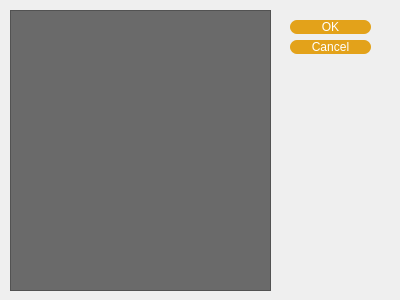
Old version of the form src/imagelist.ui in the repository Dokany/Steganogram.
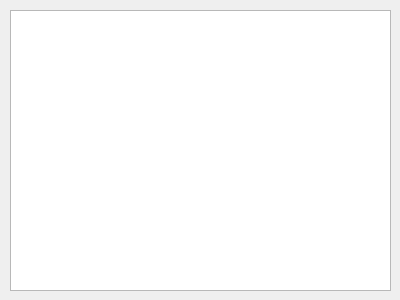
New version of the form. Icons and pictures are not drawn.

Diff of the .ui file:
```diff
--- a/src/imagelist.ui
+++ b/src/imagelist.ui
@@ -14,148 +14,1280 @@
    <string>Dialog</string>
   </property>
   <property name="styleSheet">
-   <string notr="true">QMainWindow{
-background-color:#253147;
+   <string notr="true">/*
+ * The MIT License (MIT)
+ *
+ * Copyright (c) &lt;2013-2014&gt; &lt;Colin Duquesnoy&gt;
+ *
+ * Permission is hereby granted, free of charge, to any person obtaining a copy
+ * of this software and associated documentation files (the &quot;Software&quot;), to deal
+ * in the Software without restriction, including without limitation the rights
+ * to use, copy, modify, merge, publish, distribute, sublicense, and/or sell
+ * copies of the Software, and to permit persons to whom the Software is
+ * furnished to do so, subject to the following conditions:
+
+ * The above copyright notice and this permission notice shall be included in
+ * all copies or substantial portions of the Software.
+
+ * THE SOFTWARE IS PROVIDED &quot;AS IS&quot;, WITHOUT WARRANTY OF ANY KIND, EXPRESS OR
+ * IMPLIED, INCLUDING BUT NOT LIMITED TO THE WARRANTIES OF MERCHANTABILITY,
+ * FITNESS FOR A PARTICULAR PURPOSE AND NONINFRINGEMENT. IN NO EVENT SHALL THE
+ * AUTHORS OR COPYRIGHT HOLDERS BE LIABLE FOR ANY CLAIM, DAMAGES OR OTHER
+ * LIABILITY, WHETHER IN AN ACTION OF CONTRACT, TORT OR OTHERWISE, ARISING FROM,
+ * OUT OF OR IN CONNECTION WITH THE SOFTWARE OR THE USE OR OTHER DEALINGS IN
+ * THE SOFTWARE.
+ */
+QToolTip
+{
+    border: 1px solid #76797C;
+    background-color: rgb(90, 102, 117);;
+    color: white;
+    padding: 5px;
+    opacity: 200;
 }
 
-QMenuBar{
-background-color:#1d1d1d;
-padding:5px;
-	font: 12pt &quot;MS Shell Dlg 2&quot;;
+QWidget
+{
+    color: #eff0f1;
+    background-color: #31363b;
+    selection-background-color:#3daee9;
+    selection-color: #eff0f1;
+    background-clip: border;
+    border-image: none;
+    border: 0px transparent black;
+    outline: 0;
 }
 
-QMenuBar::item{
-background-color:#1d1d1d;
-color:#fff;
-padding:5px;
+QWidget:item:hover
+{
+    background-color: #18465d;
+    color: #eff0f1;
+}
 
+QWidget:item:selected
+{
+    background-color: #18465d;
 }
 
-QMenu{
-color:#fff;
-padding:0;
+QCheckBox
+{
+    spacing: 5px;
+    outline: none;
+    color: #eff0f1;
+    margin-bottom: 2px;
 }
 
-QMenu::item:selected{
-color:#fff;
-background-color:#00aba9;
+QCheckBox:disabled
+{
+    color: #76797C;
+}
+
+QCheckBox::indicator,
+QGroupBox::indicator
+{
+    width: 18px;
+    height: 18px;
+}
+QGroupBox::indicator
+{
+    margin-left: 2px;
+}
+
+QCheckBox::indicator:unchecked
+{
+    image: url(:/qss_icons/rc/checkbox_unchecked.png);
+}
+
+QCheckBox::indicator:unchecked:hover,
+QCheckBox::indicator:unchecked:focus,
+QCheckBox::indicator:unchecked:pressed,
+QGroupBox::indicator:unchecked:hover,
+QGroupBox::indicator:unchecked:focus,
+QGroupBox::indicator:unchecked:pressed
+{
+  border: none;
+    image: url(:/qss_icons/rc/checkbox_unchecked_focus.png);
+}
+
+QCheckBox::indicator:checked
+{
+    image: url(:/qss_icons/rc/checkbox_checked.png);
+}
+
+QCheckBox::indicator:checked:hover,
+QCheckBox::indicator:checked:focus,
+QCheckBox::indicator:checked:pressed,
+QGroupBox::indicator:checked:hover,
+QGroupBox::indicator:checked:focus,
+QGroupBox::indicator:checked:pressed
+{
+  border: none;
+    image: url(:/qss_icons/rc/checkbox_checked_focus.png);
+}
+
+
+QCheckBox::indicator:indeterminate
+{
+    image: url(:/qss_icons/rc/checkbox_indeterminate.png);
+}
+
+QCheckBox::indicator:indeterminate:focus,
+QCheckBox::indicator:indeterminate:hover,
+QCheckBox::indicator:indeterminate:pressed
+{
+    image: url(:/qss_icons/rc/checkbox_indeterminate_focus.png);
+}
+
+QCheckBox::indicator:checked:disabled,
+QGroupBox::indicator:checked:disabled
+{
+    image: url(:/qss_icons/rc/checkbox_checked_disabled.png);
+}
+
+QCheckBox::indicator:unchecked:disabled,
+QGroupBox::indicator:unchecked:disabled
+{
+    image: url(:/qss_icons/rc/checkbox_unchecked_disabled.png);
+}
+
+QRadioButton
+{
+    spacing: 5px;
+    outline: none;
+    color: #eff0f1;
+    margin-bottom: 2px;
+}
+
+QRadioButton:disabled
+{
+    color: #76797C;
+}
+QRadioButton::indicator
+{
+    width: 21px;
+    height: 21px;
+}
+
+QRadioButton::indicator:unchecked
+{
+    image: url(:/qss_icons/rc/radio_unchecked.png);
+}
+
+
+QRadioButton::indicator:unchecked:hover,
+QRadioButton::indicator:unchecked:focus,
+QRadioButton::indicator:unchecked:pressed
+{
+    border: none;
+    outline: none;
+    image: url(:/qss_icons/rc/radio_unchecked_focus.png);
+}
+
+QRadioButton::indicator:checked
+{
+    border: none;
+    outline: none;
+    image: url(:/qss_icons/rc/radio_checked.png);
+}
+
+QRadioButton::indicator:checked:hover,
+QRadioButton::indicator:checked:focus,
+QRadioButton::indicator:checked:pressed
+{
+    border: none;
+    outline: none;
+    image: url(:/qss_icons/rc/radio_checked_focus.png);
+}
+
+QRadioButton::indicator:checked:disabled
+{
+    outline: none;
+    image: url(:/qss_icons/rc/radio_checked_disabled.png);
+}
+
+QRadioButton::indicator:unchecked:disabled
+{
+    image: url(:/qss_icons/rc/radio_unchecked_disabled.png);
+}
+
+
+QMenuBar
+{
+    background-color: #31363b;
+    color: #eff0f1;
+}
+
+QMenuBar::item
+{
+    background: transparent;
+}
+
+QMenuBar::item:selected
+{
+    background: transparent;
+    border: 1px solid #76797C;
+}
+
+QMenuBar::item:pressed
+{
+    border: 1px solid #76797C;
+    background-color: #3daee9;
+    color: #eff0f1;
+    margin-bottom:-1px;
+    padding-bottom:1px;
+}
+
+QMenu
+{
+    border: 1px solid #76797C;
+    color: #eff0f1;
+    margin: 2px;
+}
+
+QMenu::icon
+{
+    margin: 5px;
+}
+
+QMenu::item
+{
+    padding: 5px 30px 5px 30px;
+    border: 1px solid transparent; /* reserve space for selection border */
+}
+
+QMenu::item:selected
+{
+    color: #eff0f1;
+}
+
+QMenu::separator {
+    height: 2px;
+    background: lightblue;
+    margin-left: 10px;
+    margin-right: 5px;
+}
+
+QMenu::indicator {
+    width: 18px;
+    height: 18px;
+}
+
+/* non-exclusive indicator = check box style indicator
+   (see QActionGroup::setExclusive) */
+QMenu::indicator:non-exclusive:unchecked {
+    image: url(:/qss_icons/rc/checkbox_unchecked.png);
+}
+
+QMenu::indicator:non-exclusive:unchecked:selected {
+    image: url(:/qss_icons/rc/checkbox_unchecked_disabled.png);
+}
+
+QMenu::indicator:non-exclusive:checked {
+    image: url(:/qss_icons/rc/checkbox_checked.png);
+}
+
+QMenu::indicator:non-exclusive:checked:selected {
+    image: url(:/qss_icons/rc/checkbox_checked_disabled.png);
+}
+
+/* exclusive indicator = radio button style indicator (see QActionGroup::setExclusive) */
+QMenu::indicator:exclusive:unchecked {
+    image: url(:/qss_icons/rc/radio_unchecked.png);
+}
+
+QMenu::indicator:exclusive:unchecked:selected {
+    image: url(:/qss_icons/rc/radio_unchecked_disabled.png);
+}
+
+QMenu::indicator:exclusive:checked {
+    image: url(:/qss_icons/rc/radio_checked.png);
+}
+
+QMenu::indicator:exclusive:checked:selected {
+    image: url(:/qss_icons/rc/radio_checked_disabled.png);
+}
+
+QMenu::right-arrow {
+    margin: 5px;
+    image: url(:/qss_icons/rc/right_arrow.png)
+}
+
+
+QWidget:disabled
+{
+    color: #454545;
+    background-color: #31363b;
+}
+
+QAbstractItemView
+{
+    alternate-background-color: #31363b;
+    color: #eff0f1;
+    border: 1px solid 3A3939;
+    border-radius: 2px;
+}
+
+QWidget:focus, QMenuBar:focus
+{
+    border: 1px solid #3daee9;
+}
+
+QTabWidget:focus, QCheckBox:focus, QRadioButton:focus, QSlider:focus
+{
+    border: none;
+}
+
+QLineEdit
+{
+    background-color: #232629;
+    padding: 5px;
+    border-style: solid;
+    border: 1px solid #76797C;
+    border-radius: 2px;
+    color: #eff0f1;
+}
+
+QAbstractItemView QLineEdit
+{
+    padding: 0;
 }
 
 QGroupBox {
-    background-color: #253147;
+    border:1px solid #76797C;
+    border-radius: 2px;
+    margin-top: 20px;
 }
 
-QTableWidget{
-background-color:#3d3d3d;
-color:#fff;
-  selection-background-color: #da532c;
-border:solid;
-border-width:3px;
-border-color:#da532c;
+QGroupBox::title {
+    subcontrol-origin: margin;
+    subcontrol-position: top center;
+    padding-left: 10px;
+    padding-right: 10px;
+    padding-top: 10px;
 }
-QHeaderView::section{
-background-color:qlineargradient(spread:pad, x1:0, y1:0, x2:1, y2:0, stop:0 rgba(20, 158, 217, 255), stop:1 rgba(36, 158, 217, 255));
-border:none;
-border-top-style:solid;
-border-width:1px;
-border-top-color:qlineargradient(spread:pad, x1:0, y1:0, x2:1, y2:0, stop:0 rgba(20, 158, 217, 255), stop:1 rgba(36, 158, 217, 255));
-color:#fff;
 
+QAbstractScrollArea
+{
+    border-radius: 2px;
+    border: 1px solid #76797C;
+    background-color: transparent;
 }
-QHeaderView{
-background-color:qlineargradient(spread:pad, x1:0, y1:0, x2:1, y2:0, stop:0 rgba(20, 158, 217, 255), stop:1 rgba(36, 158, 217, 255));
 
-border:none;
-border-top-style:solid;
-border-width:1px;
-border-top-color:#149ED9;
-color:#fff;
-	font: 75 12pt &quot;Calibri&quot;;
+QScrollBar:horizontal
+{
+    height: 15px;
+    margin: 3px 15px 3px 15px;
+    border: 1px transparent #2A2929;
+    border-radius: 4px;
+    background-color: #2A2929;
 }
 
-QTableCornerButton::section{
-border:none;
-background-color:#149ED9;
+QScrollBar::handle:horizontal
+{
+    background-color: #605F5F;
+    min-width: 5px;
+    border-radius: 4px;
 }
 
-QListWidget{
-background-color:#6A6A6A;
-color:#fff;
+QScrollBar::add-line:horizontal
+{
+    margin: 0px 3px 0px 3px;
+    border-image: url(:/qss_icons/rc/right_arrow_disabled.png);
+    width: 10px;
+    height: 10px;
+    subcontrol-position: right;
+    subcontrol-origin: margin;
 }
 
-QMenu{
-background-color:#253147;
+QScrollBar::sub-line:horizontal
+{
+    margin: 0px 3px 0px 3px;
+    border-image: url(:/qss_icons/rc/left_arrow_disabled.png);
+    height: 10px;
+    width: 10px;
+    subcontrol-position: left;
+    subcontrol-origin: margin;
 }
-QStatusBar{
-background-color:#253147;
-color:#fff;
+
+QScrollBar::add-line:horizontal:hover,QScrollBar::add-line:horizontal:on
+{
+    border-image: url(:/qss_icons/rc/right_arrow.png);
+    height: 10px;
+    width: 10px;
+    subcontrol-position: right;
+    subcontrol-origin: margin;
 }
 
-QPushButton{
-border-style:solid;
 
-background-color:#e3a21a;
-color:#fff;
-border-radius:7px;
+QScrollBar::sub-line:horizontal:hover, QScrollBar::sub-line:horizontal:on
+{
+    border-image: url(:/qss_icons/rc/left_arrow.png);
+    height: 10px;
+    width: 10px;
+    subcontrol-position: left;
+    subcontrol-origin: margin;
 }
-QPushButton:hover{
-color:#ccc;
-	background-color: qlineargradient(spread:pad, x1:0.517, y1:0, x2:0.517, y2:1, stop:0 rgba(45, 45, 45, 255), stop:0.505682 rgba(45, 45, 45, 255), stop:1 rgba(29, 29, 29, 255));
-	border-color:#2d89ef;
-border-width:2px;
+
+QScrollBar::up-arrow:horizontal, QScrollBar::down-arrow:horizontal
+{
+    background: none;
 }
 
-QPushButton:pressed{
-background-color: qlineargradient(spread:pad, x1:0.517, y1:0, x2:0.517, y2:1, stop:0 rgba(29, 29, 29, 255), stop:0.505682 rgba(45, 45, 45, 255), stop:1 rgba(29, 29, 29, 255));
+
+QScrollBar::add-page:horizontal, QScrollBar::sub-page:horizontal
+{
+    background: none;
 }
 
+QScrollBar:vertical
+{
+    background-color: #2A2929;
+    width: 15px;
+    margin: 15px 3px 15px 3px;
+    border: 1px transparent #2A2929;
+    border-radius: 4px;
+}
 
-QTabWidget::tab{
-background-color:#253147;
+QScrollBar::handle:vertical
+{
+    background-color: #605F5F;
+    min-height: 5px;
+    border-radius: 4px;
 }
 
-QLineEdit{
-border-radius:0;
+QScrollBar::sub-line:vertical
+{
+    margin: 3px 0px 3px 0px;
+    border-image: url(:/qss_icons/rc/up_arrow_disabled.png);
+    height: 10px;
+    width: 10px;
+    subcontrol-position: top;
+    subcontrol-origin: margin;
 }
 
-QProgressBar{
-border-radius:0;
-text-align:center;
-color:#fff;
-background-color:transparent;
-border: 2px solid #e3a21a;
-border-radius:7px;
-	font: 75 12pt &quot;Open Sans&quot;;
+QScrollBar::add-line:vertical
+{
+    margin: 3px 0px 3px 0px;
+    border-image: url(:/qss_icons/rc/down_arrow_disabled.png);
+    height: 10px;
+    width: 10px;
+    subcontrol-position: bottom;
+    subcontrol-origin: margin;
+}
 
+QScrollBar::sub-line:vertical:hover,QScrollBar::sub-line:vertical:on
+{
+
+    border-image: url(:/qss_icons/rc/up_arrow.png);
+    height: 10px;
+    width: 10px;
+    subcontrol-position: top;
+    subcontrol-origin: margin;
 }
 
-QProgressBar::chunk{
-background-color:#2d89ef;
-width:20px;
+
+QScrollBar::add-line:vertical:hover, QScrollBar::add-line:vertical:on
+{
+    border-image: url(:/qss_icons/rc/down_arrow.png);
+    height: 10px;
+    width: 10px;
+    subcontrol-position: bottom;
+    subcontrol-origin: margin;
+}
+
+QScrollBar::up-arrow:vertical, QScrollBar::down-arrow:vertical
+{
+    background: none;
+}
+
+
+QScrollBar::add-page:vertical, QScrollBar::sub-page:vertical
+{
+    background: none;
+}
+
+QTextEdit
+{
+    background-color: #232629;
+    color: #eff0f1;
+    border: 1px solid #76797C;
+}
+
+QPlainTextEdit
+{
+    background-color: #232629;;
+    color: #eff0f1;
+    border-radius: 2px;
+    border: 1px solid #76797C;
+}
+
+QHeaderView::section
+{
+    background-color: #76797C;
+    color: #eff0f1;
+    padding: 5px;
+    border: 1px solid #76797C;
+}
+
+QSizeGrip {
+    image: url(:/qss_icons/rc/sizegrip.png);
+    width: 12px;
+    height: 12px;
+}
+
+
+QMainWindow::separator
+{
+    background-color: #31363b;
+    color: white;
+    padding-left: 4px;
+    spacing: 2px;
+    border: 1px dashed #76797C;
+}
+
+QMainWindow::separator:hover
+{
+
+    background-color: #787876;
+    color: white;
+    padding-left: 4px;
+    border: 1px solid #76797C;
+    spacing: 2px;
+}
+
+
+QMenu::separator
+{
+    height: 1px;
+    background-color: #76797C;
+    color: white;
+    padding-left: 4px;
+    margin-left: 10px;
+    margin-right: 5px;
+}
+
+
+QFrame
+{
+    border-radius: 2px;
+    border: 1px solid #76797C;
+}
+
+QFrame[frameShape=&quot;0&quot;]
+{
+    border-radius: 2px;
+    border: 1px transparent #76797C;
+}
+
+QStackedWidget
+{
+    border: 1px transparent black;
+}
+
+QToolBar {
+    border: 1px transparent #393838;
+    background: 1px solid #31363b;
+    font-weight: bold;
+}
+
+QToolBar::handle:horizontal {
+    image: url(:/qss_icons/rc/Hmovetoolbar.png);
+}
+QToolBar::handle:vertical {
+    image: url(:/qss_icons/rc/Vmovetoolbar.png);
+}
+QToolBar::separator:horizontal {
+    image: url(:/qss_icons/rc/Hsepartoolbar.png);
+}
+QToolBar::separator:vertical {
+    image: url(:/qss_icons/rc/Vsepartoolbar.png);
+}
+QToolButton#qt_toolbar_ext_button {
+    background: #58595a
+}
+
+QPushButton
+{
+    color: #eff0f1;
+    background-color: #31363b;
+    border-width: 1px;
+    border-color: #76797C;
+    border-style: solid;
+    padding: 5px;
+    border-radius: 2px;
+    outline: none;
+}
+
+QPushButton:disabled
+{
+    background-color: #31363b;
+    border-width: 1px;
+    border-color: #454545;
+    border-style: solid;
+    padding-top: 5px;
+    padding-bottom: 5px;
+    padding-left: 10px;
+    padding-right: 10px;
+    border-radius: 2px;
+    color: #454545;
+}
+
+QPushButton:focus {
+    background-color: #3daee9;
+    color: white;
+}
+
+QPushButton:pressed
+{
+    background-color: #3daee9;
+    padding-top: -15px;
+    padding-bottom: -17px;
+}
+
+QComboBox
+{
+    selection-background-color: #3daee9;
+    border-style: solid;
+    border: 1px solid #76797C;
+    border-radius: 2px;
+    padding: 5px;
+    min-width: 75px;
+}
+
+QPushButton:checked{
+    background-color: #76797C;
+    border-color: #6A6969;
+}
+
+QComboBox:hover,QPushButton:hover,QAbstractSpinBox:hover,QLineEdit:hover,QTextEdit:hover,QPlainTextEdit:hover,QAbstractView:hover,QTreeView:hover
+{
+    border: 1px solid #3daee9;
+    color: #eff0f1;
+}
+
+QComboBox:on
+{
+    padding-top: 3px;
+    padding-left: 4px;
+    selection-background-color: #4a4a4a;
+}
+
+QComboBox QAbstractItemView
+{
+    background-color: #232629;
+    border-radius: 2px;
+    border: 1px solid #76797C;
+    selection-background-color: #18465d;
+}
+
+QComboBox::drop-down
+{
+    subcontrol-origin: padding;
+    subcontrol-position: top right;
+    width: 15px;
+
+    border-left-width: 0px;
+    border-left-color: darkgray;
+    border-left-style: solid;
+    border-top-right-radius: 3px;
+    border-bottom-right-radius: 3px;
+}
+
+QComboBox::down-arrow
+{
+    image: url(:/qss_icons/rc/down_arrow_disabled.png);
+}
+
+QComboBox::down-arrow:on, QComboBox::down-arrow:hover,
+QComboBox::down-arrow:focus
+{
+    image: url(:/qss_icons/rc/down_arrow.png);
+}
+
+QAbstractSpinBox {
+    padding: 5px;
+    border: 1px solid #76797C;
+    background-color: #232629;
+    color: #eff0f1;
+    border-radius: 2px;
+    min-width: 75px;
+}
+
+QAbstractSpinBox:up-button
+{
+    background-color: transparent;
+    subcontrol-origin: border;
+    subcontrol-position: center right;
+}
+
+QAbstractSpinBox:down-button
+{
+    background-color: transparent;
+    subcontrol-origin: border;
+    subcontrol-position: center left;
+}
+
+QAbstractSpinBox::up-arrow,QAbstractSpinBox::up-arrow:disabled,QAbstractSpinBox::up-arrow:off {
+    image: url(:/qss_icons/rc/up_arrow_disabled.png);
+    width: 10px;
+    height: 10px;
+}
+QAbstractSpinBox::up-arrow:hover
+{
+    image: url(:/qss_icons/rc/up_arrow.png);
+}
+
+
+QAbstractSpinBox::down-arrow,QAbstractSpinBox::down-arrow:disabled,QAbstractSpinBox::down-arrow:off
+{
+    image: url(:/qss_icons/rc/down_arrow_disabled.png);
+    width: 10px;
+    height: 10px;
+}
+QAbstractSpinBox::down-arrow:hover
+{
+    image: url(:/qss_icons/rc/down_arrow.png);
+}
+
+
+QLabel
+{
+    border: 0px solid black;
+}
+
+QTabWidget{
+    border: 0px transparent black;
+}
+
+QTabWidget::pane {
+    border: 1px solid #76797C;
+    padding: 5px;
+    margin: 0px;
+}
+
+QTabWidget::tab-bar {
+    left: 5px; /* move to the right by 5px */
+}
+
+QTabBar
+{
+    qproperty-drawBase: 0;
+    border-radius: 3px;
+}
+
+QTabBar:focus
+{
+    border: 0px transparent black;
+}
+
+QTabBar::close-button  {
+    image: url(:/qss_icons/rc/close.png);
+    background: transparent;
+}
+
+QTabBar::close-button:hover
+{
+    image: url(:/qss_icons/rc/close-hover.png);
+    background: transparent;
+}
+
+QTabBar::close-button:pressed {
+    image: url(:/qss_icons/rc/close-pressed.png);
+    background: transparent;
+}
+
+/* TOP TABS */
+QTabBar::tab:top {
+    color: #eff0f1;
+    border: 1px solid #76797C;
+    border-bottom: 1px transparent black;
+    background-color: #31363b;
+    padding: 5px;
+    min-width: 50px;
+    border-top-left-radius: 2px;
+    border-top-right-radius: 2px;
+}
+
+QTabBar::tab:top:!selected
+{
+    color: #eff0f1;
+    background-color: #54575B;
+    border: 1px solid #76797C;
+    border-bottom: 1px transparent black;
+    border-top-left-radius: 2px;
+    border-top-right-radius: 2px;    
+}
+
+QTabBar::tab:top:!selected:hover {
+    background-color: #3daee9;
+}
+
+/* BOTTOM TABS */
+QTabBar::tab:bottom {
+    color: #eff0f1;
+    border: 1px solid #76797C;
+    border-top: 1px transparent black;
+    background-color: #31363b;
+    padding: 5px;
+    border-bottom-left-radius: 2px;
+    border-bottom-right-radius: 2px;
+    min-width: 50px;
+}
+
+QTabBar::tab:bottom:!selected
+{
+    color: #eff0f1;
+    background-color: #54575B;
+    border: 1px solid #76797C;
+    border-top: 1px transparent black;
+    border-bottom-left-radius: 2px;
+    border-bottom-right-radius: 2px;
+}
+
+QTabBar::tab:bottom:!selected:hover {
+    background-color: #3daee9;
+}
+
+/* LEFT TABS */
+QTabBar::tab:left {
+    color: #eff0f1;
+    border: 1px solid #76797C;
+    border-left: 1px transparent black;
+    background-color: #31363b;
+    padding: 5px;
+    border-top-right-radius: 2px;
+    border-bottom-right-radius: 2px;
+    min-height: 50px;
+}
+
+QTabBar::tab:left:!selected
+{
+    color: #eff0f1;
+    background-color: #54575B;
+    border: 1px solid #76797C;
+    border-left: 1px transparent black;
+    border-top-right-radius: 2px;
+    border-bottom-right-radius: 2px;
+}
+
+QTabBar::tab:left:!selected:hover {
+    background-color: #3daee9;
+}
+
+
+/* RIGHT TABS */
+QTabBar::tab:right {
+    color: #eff0f1;
+    border: 1px solid #76797C;
+    border-right: 1px transparent black;
+    background-color: #31363b;
+    padding: 5px;
+    border-top-left-radius: 2px;
+    border-bottom-left-radius: 2px;
+    min-height: 50px;
+}
+
+QTabBar::tab:right:!selected
+{
+    color: #eff0f1;
+    background-color: #54575B;
+    border: 1px solid #76797C;
+    border-right: 1px transparent black;
+    border-top-left-radius: 2px;
+    border-bottom-left-radius: 2px;
+}
+
+QTabBar::tab:right:!selected:hover {
+    background-color: #3daee9;
+}
+
+QTabBar QToolButton::right-arrow:enabled {
+     image: url(:/qss_icons/rc/right_arrow.png);
+ }
+
+ QTabBar QToolButton::left-arrow:enabled {
+     image: url(:/qss_icons/rc/left_arrow.png);
+ }
+
+QTabBar QToolButton::right-arrow:disabled {
+     image: url(:/qss_icons/rc/right_arrow_disabled.png);
+ }
+
+ QTabBar QToolButton::left-arrow:disabled {
+     image: url(:/qss_icons/rc/left_arrow_disabled.png);
+ }
+
+
+QDockWidget {
+    background: #31363b;
+    border: 1px solid #403F3F;
+    titlebar-close-icon: url(:/qss_icons/rc/close.png);
+    titlebar-normal-icon: url(:/qss_icons/rc/undock.png);
+}
+
+QDockWidget::close-button, QDockWidget::float-button {
+    border: 1px solid transparent;
+    border-radius: 2px;
+    background: transparent;
+}
+
+QDockWidget::close-button:hover, QDockWidget::float-button:hover {
+    background: rgba(255, 255, 255, 10);
+}
+
+QDockWidget::close-button:pressed, QDockWidget::float-button:pressed {
+    padding: 1px -1px -1px 1px;
+    background: rgba(255, 255, 255, 10);
+}
+
+QTreeView, QListView
+{
+    border: 1px solid #76797C;
+    background-color: #232629;
+}
+
+QTreeView:branch:selected, QTreeView:branch:hover
+{
+    background: url(:/qss_icons/rc/transparent.png);
+}
+
+QTreeView::branch:has-siblings:!adjoins-item {
+    border-image: url(:/qss_icons/rc/transparent.png);
+}
+
+QTreeView::branch:has-siblings:adjoins-item {
+    border-image: url(:/qss_icons/rc/transparent.png);
+}
+
+QTreeView::branch:!has-children:!has-siblings:adjoins-item {
+    border-image: url(:/qss_icons/rc/transparent.png);
+}
+
+QTreeView::branch:has-children:!has-siblings:closed,
+QTreeView::branch:closed:has-children:has-siblings {
+    image: url(:/qss_icons/rc/branch_closed.png);
+}
+
+QTreeView::branch:open:has-children:!has-siblings,
+QTreeView::branch:open:has-children:has-siblings  {
+    image: url(:/qss_icons/rc/branch_open.png);
+}
+
+QTreeView::branch:has-children:!has-siblings:closed:hover,
+QTreeView::branch:closed:has-children:has-siblings:hover {
+    image: url(:/qss_icons/rc/branch_closed-on.png);
+    }
+
+QTreeView::branch:open:has-children:!has-siblings:hover,
+QTreeView::branch:open:has-children:has-siblings:hover  {
+    image: url(:/qss_icons/rc/branch_open-on.png);
+    }
+
+QListView::item:!selected:hover, QTreeView::item:!selected:hover  {
+    background: #18465d;
+    outline: 0;
+    color: #eff0f1
+}
+
+QListView::item:selected:hover, QTreeView::item:selected:hover  {
+    background: #287399;
+    color: #eff0f1;
+}
+
+QSlider::groove:horizontal {
+    border: 1px solid #565a5e;
+    height: 4px;
+    background: #565a5e;
+    margin: 0px;
+    border-radius: 2px;
+}
+
+QSlider::handle:horizontal {
+    background: #232629;
+    border: 1px solid #565a5e;
+    width: 16px;
+    height: 16px;
+    margin: -8px 0;
+    border-radius: 9px;
+}
+
+QSlider::groove:vertical {
+    border: 1px solid #565a5e;
+    width: 4px;
+    background: #565a5e;
+    margin: 0px;
+    border-radius: 3px;
+}
+
+QSlider::handle:vertical {
+    background: #232629;
+    border: 1px solid #565a5e;
+    width: 16px;
+    height: 16px;
+    margin: 0 -8px;
+    border-radius: 9px;
+}
+
+QToolButton {
+    background-color: transparent;
+    border: 1px transparent #76797C;
+    border-radius: 2px;
+    margin: 3px;
+    padding: 5px;
+}
+
+QToolButton[popupMode=&quot;1&quot;] { /* only for MenuButtonPopup */
+ padding-right: 20px; /* make way for the popup button */
+ border: 1px #76797C;
+ border-radius: 5px;
+}
+
+QToolButton[popupMode=&quot;2&quot;] { /* only for InstantPopup */
+ padding-right: 10px; /* make way for the popup button */
+ border: 1px #76797C;
+}
+
+
+QToolButton:hover, QToolButton::menu-button:hover {
+    background-color: transparent;
+    border: 1px solid #3daee9;
+    padding: 5px;
+}
+
+QToolButton:checked, QToolButton:pressed,
+        QToolButton::menu-button:pressed {
+    background-color: #3daee9;
+    border: 1px solid #3daee9;
+    padding: 5px;
+}
+
+/* the subcontrol below is used only in the InstantPopup or DelayedPopup mode */
+QToolButton::menu-indicator {
+    image: url(:/qss_icons/rc/down_arrow.png);
+    top: -7px; left: -2px; /* shift it a bit */
+}
+
+/* the subcontrols below are used only in the MenuButtonPopup mode */
+QToolButton::menu-button {
+    border: 1px transparent #76797C;
+    border-top-right-radius: 6px;
+    border-bottom-right-radius: 6px;
+    /* 16px width + 4px for border = 20px allocated above */
+    width: 16px;
+    outline: none;
+}
+
+QToolButton::menu-arrow {
+    image: url(:/qss_icons/rc/down_arrow.png);
+}
+
+QToolButton::menu-arrow:open {
+    border: 1px solid #76797C;
+}
+
+QPushButton::menu-indicator  {
+    subcontrol-origin: padding;
+    subcontrol-position: bottom right;
+    left: 8px;
+}
+
+QTableView
+{
+    border: 1px solid #76797C;
+    gridline-color: #31363b;
+    background-color: #232629;
+}
+
+
+QTableView, QHeaderView
+{
+    border-radius: 0px;
+}
+
+QTableView::item:pressed, QListView::item:pressed, QTreeView::item:pressed  {
+    background: #18465d;
+    color: #eff0f1;
+}
+
+QTableView::item:selected:active, QTreeView::item:selected:active, QListView::item:selected:active  {
+    background: #287399;
+    color: #eff0f1;
+}
+
+
+QHeaderView
+{
+    background-color: #31363b;
+    border: 1px transparent;
+    border-radius: 0px;
+    margin: 0px;
+    padding: 0px;
+
+}
+
+QHeaderView::section  {
+    background-color: #31363b;
+    color: #eff0f1;
+    padding: 5px;
+    border: 1px solid #76797C;
+    border-radius: 0px;
+    text-align: center;
+}
+
+QHeaderView::section::vertical::first, QHeaderView::section::vertical::only-one
+{
+    border-top: 1px solid #76797C;
+}
+
+QHeaderView::section::vertical
+{
+    border-top: transparent;
+}
+
+QHeaderView::section::horizontal::first, QHeaderView::section::horizontal::only-one
+{
+    border-left: 1px solid #76797C;
+}
+
+QHeaderView::section::horizontal
+{
+    border-left: transparent;
+}
+
+
+QHeaderView::section:checked
+ {
+    color: white;
+    background-color: #334e5e;
+ }
+
+ /* style the sort indicator */
+QHeaderView::down-arrow {
+    image: url(:/qss_icons/rc/down_arrow.png);
+}
+
+QHeaderView::up-arrow {
+    image: url(:/qss_icons/rc/up_arrow.png);
+}
+
+
+QTableCornerButton::section {
+    background-color: #31363b;
+    border: 1px transparent #76797C;
+    border-radius: 0px;
+}
+
+QToolBox  {
+    padding: 5px;
+    border: 1px transparent black;
+}
+
+QToolBox::tab {
+    color: #eff0f1;
+    background-color: #31363b;
+    border: 1px solid #76797C;
+    border-bottom: 1px transparent #31363b;
+    border-top-left-radius: 5px;
+    border-top-right-radius: 5px;
+}
+
+QToolBox::tab:selected { /* italicize selected tabs */
+    font: italic;
+    background-color: #31363b;
+    border-color: #3daee9;
+ }
+
+QStatusBar::item {
+    border: 0px transparent dark;
+ }
+
+
+QFrame[height=&quot;3&quot;], QFrame[width=&quot;3&quot;] {
+    background-color: #76797C;
+}
+
+
+QSplitter::handle {
+    border: 1px dashed #76797C;
+}
+
+QSplitter::handle:hover {
+    background-color: #787876;
+    border: 1px solid #76797C;
+}
+
+QSplitter::handle:horizontal {
+    width: 1px;
+}
+
+QSplitter::handle:vertical {
+    height: 1px;
+}
+
+QProgressBar {
+    border: 1px solid #76797C;
+    border-radius: 5px;
+    text-align: center;
+}
+
+QProgressBar::chunk {
+    background-color: #05B8CC;
+}
+
+QDateEdit
+{
+    selection-background-color: #3daee9;
+    border-style: solid;
+    border: 1px solid #3375A3;
+    border-radius: 2px;
+    padding: 1px;
+    min-width: 75px;
+}
+
+QDateEdit:on
+{
+    padding-top: 3px;
+    padding-left: 4px;
+    selection-background-color: #4a4a4a;
+}
+
+QDateEdit QAbstractItemView
+{
+    background-color: #232629;
+    border-radius: 2px;
+    border: 1px solid #3375A3;
+    selection-background-color: #3daee9;
+}
+
+QDateEdit::drop-down
+{
+    subcontrol-origin: padding;
+    subcontrol-position: top right;
+    width: 15px;
+    border-left-width: 0px;
+    border-left-color: darkgray;
+    border-left-style: solid;
+    border-top-right-radius: 3px;
+    border-bottom-right-radius: 3px;
+}
+
+QDateEdit::down-arrow
+{
+    image: url(:/qss_icons/rc/down_arrow_disabled.png);
+}
+
+QDateEdit::down-arrow:on, QDateEdit::down-arrow:hover,
+QDateEdit::down-arrow:focus
+{
+    image: url(:/qss_icons/rc/down_arrow.png);
 }</string>
   </property>
-  <widget class="QDialogButtonBox" name="buttonBox">
-   <property name="geometry">
-    <rect>
-     <x>290</x>
-     <y>20</y>
-     <width>81</width>
-     <height>241</height>
-    </rect>
-   </property>
-   <property name="orientation">
-    <enum>Qt::Vertical</enum>
-   </property>
-   <property name="standardButtons">
-    <set>QDialogButtonBox::Cancel|QDialogButtonBox::Ok</set>
-   </property>
-  </widget>
   <widget class="QListWidget" name="imageListWidget">
    <property name="geometry">
     <rect>
      <x>10</x>
      <y>10</y>
-     <width>261</width>
+     <width>381</width>
      <height>281</height>
     </rect>
    </property>
```
Left out of the diff: 35 changed lines with no effect on the pictures.
